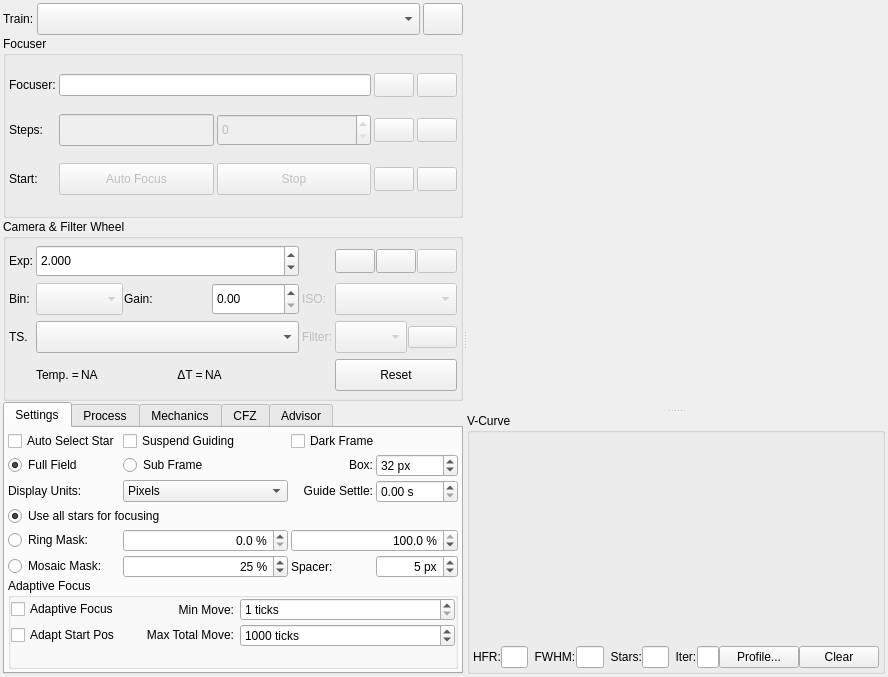
The window that kstars/ekos/focus/focus.ui (KDE/kstars) describes before a commit, drawn with Qt 5.
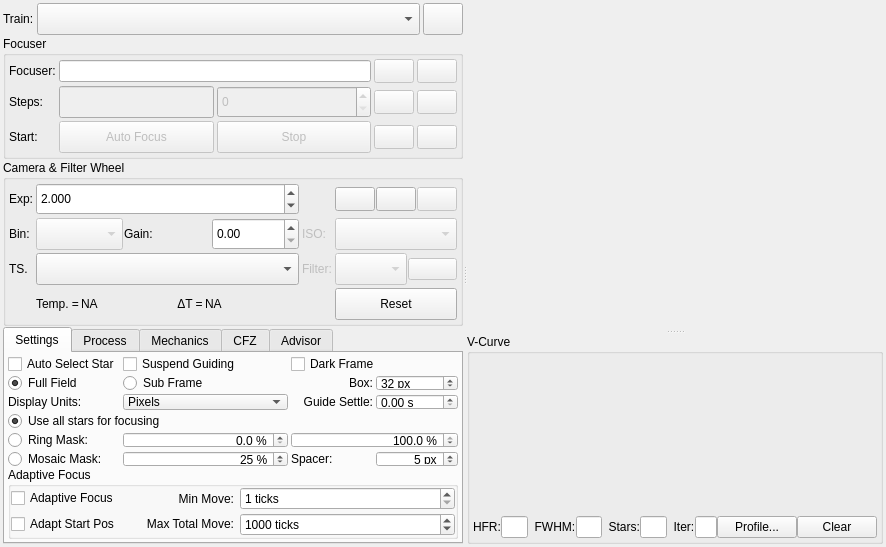
The same window after the commit. Icons and pictures are not drawn. Custom widgets are drawn as their Qt base class.

Commit message:
L1P Phase 2 bug fixes 2
1. Reposition focuser when AF fails.
2. Fixed tooltips in Focus Advisor on Help button and Update Params button.

The edit to the form file:
```diff
--- a/kstars/ekos/focus/focus.ui
+++ b/kstars/ekos/focus/focus.ui
@@ -6,8 +6,8 @@
    <rect>
     <x>0</x>
     <y>0</y>
-    <width>888</width>
-    <height>677</height>
+    <width>886</width>
+    <height>547</height>
    </rect>
   </property>
   <property name="sizePolicy">
```
Left out of the diff: 4 changed lines with no effect on the pictures. The commit also changes 1 other file.
